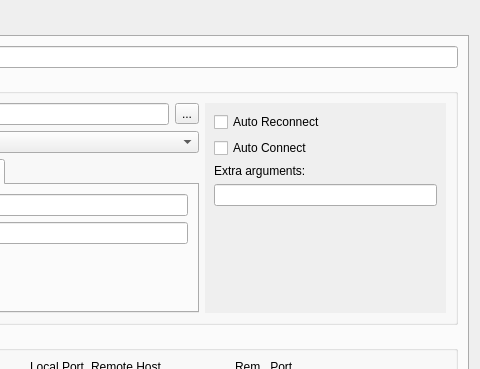
Above: DoffenSSHTunnel/source/ATSkeleton.ui from NgzQ3Ee5/DoffenSSHTunnel before the change; both pictures show x 389 to 869 and y 0 to 369 of the 869 by 665 pixel window. Below: the same form after it.
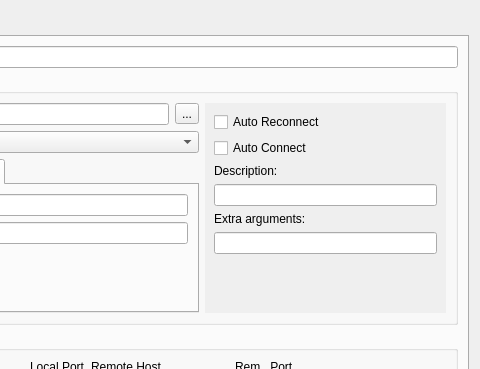
That is the form after the change. Icons and pictures are not drawn. Custom widgets are drawn as their Qt base class.

Commit message: Added Description field in the Edit pane. It is displayed in the hosts tree next to the name, formatted as name - description.

What changed in the file:
```diff
--- a/DoffenSSHTunnel/source/ATSkeleton.ui
+++ b/DoffenSSHTunnel/source/ATSkeleton.ui
@@ -1523,6 +1523,19 @@
                         </property>
                        </widget>
                       </item>
+                      <item>
+                       <widget class="QLabel" name="labelTunnelDescription">
+                        <property name="toolTip">
+                         <string>&lt;html&gt;&lt;head/&gt;&lt;body&gt;&lt;p&gt;Variable name: &lt;span style=&quot; font-weight:600;&quot;&gt;${description}&lt;/span&gt;&lt;/p&gt;&lt;p&gt;This text is displayed next to the name in the hosts tree, formatted as: &lt;span style=&quot; font-family:'Courier New';&quot;&gt;name - description&lt;/span&gt;.&lt;/p&gt;&lt;/body&gt;&lt;/html&gt;</string>
+                        </property>
+                        <property name="text">
+                         <string>Description:</string>
+                        </property>
+                       </widget>
+                      </item>
+                      <item>
+                       <widget class="QLineEdit" name="editTunnelDescription"/>
+                      </item>
                       <item>
                        <widget class="QLabel" name="labelExtraArguments">
                         <property name="sizePolicy">
```
The commit also changes 8 other files.
